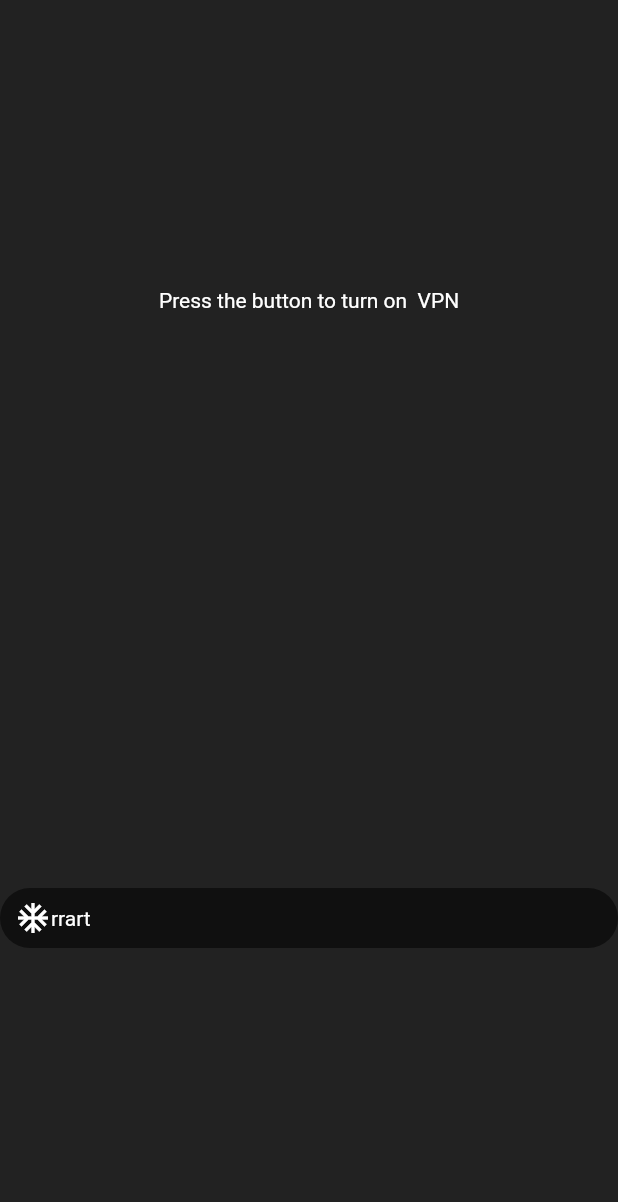
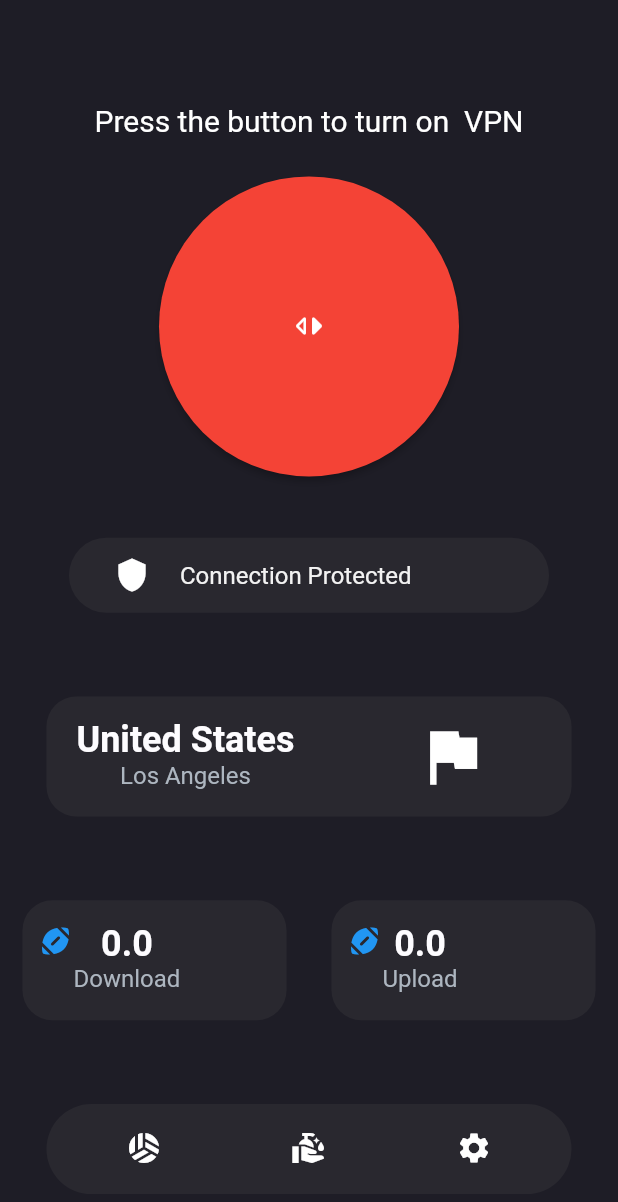
Before and after one commit to Sirbinod/VPN-Mobile-App, a Flutter app: the screen it shows after launch, on a phone screen of 412 x 824 dp. Shown: the top 1202 px of the screen. Run offline on Flutter 3.47's test engine with Material 2 defaults, Android fonts, the phone set to English and light mode, and no system bars.

Commit message:
simple card and button create

```diff
--- a/lib/appConfig/appColor.dart
+++ b/lib/appConfig/appColor.dart
@@ -1,5 +1,10 @@
 import 'package:flutter/material.dart';
 
 class colors {
-  static const Color background = Colors.black87;
+  static const Color background = Color(0xff1e1d26);
+  static const Color reCard = Color(0xff29282f);
+  static const Color singleHeader = Color(0xfff2f2f2);
+  static const Color bigHeading = Color(0xfffdfcff);
+  static const Color subHeading = Color(0xffadb6c0);
+  static const Color pageHeading = Color(0xfff0eff2);
 }
--- a/lib/appConfig/appConstants.dart
+++ b/lib/appConfig/appConstants.dart
@@ -0,0 +1,13 @@
+import 'package:device_shield/appConfig/appColor.dart';
+import 'package:flutter/material.dart';
+
+class constain {
+  static const cardSingleHeading = TextStyle(
+      fontSize: 16.0,
+      fontWeight: FontWeight.normal,
+      color: colors.singleHeader);
+  static const cardBigHeading = TextStyle(
+      fontSize: 24.0, fontWeight: FontWeight.bold, color: colors.bigHeading);
+  static const cardsubHeading = TextStyle(
+      fontSize: 16.0, fontWeight: FontWeight.normal, color: colors.subHeading);
+}
--- a/lib/view/screen/vpn.dart
+++ b/lib/view/screen/vpn.dart
@@ -1,10 +1,14 @@
 import 'package:device_shield/appConfig/appColor.dart';
+import 'package:device_shield/appConfig/appConstants.dart';
+import 'package:device_shield/view/widget/button.dart';
 import 'package:device_shield/view/widget/cart.dart';
+import 'package:device_shield/view/widget/circlPainter.dart';
 import 'package:flutter/material.dart';
 
 class MyApp extends StatelessWidget {
   @override
   Widget build(BuildContext context) {
+    var widget;
     return Scaffold(
         backgroundColor: colors.background,
         body: Container(
@@ -14,23 +18,149 @@ class MyApp extends StatelessWidget {
             child: Column(
               mainAxisAlignment: MainAxisAlignment.spaceAround,
               children: [
+                SizedBox(height: 30.0,),
                 Text(
                   'Press the button to turn on  VPN',
-                  style: TextStyle(color: Colors.white),
+                  style: TextStyle(color: Colors.white,fontSize: 20.0),
+                ),
+                ElevatedButton(
+                  style: ElevatedButton.styleFrom(
+                      shape: CircleBorder(),
+                      primary: Colors.red
+                  ),
+                  child: Container(
+                    width: 200,
+                    height: 200,
+                    alignment: Alignment.center,
+                    decoration: BoxDecoration(shape: BoxShape.circle),
+                    child: Icon(Icons.switch_left_rounded)
+                  ),
+                  onPressed: () {},
                 ),
                 ReCard(
-                    color: Colors.black54,
-                    radius: 20.0,
+                    color: colors.reCard,
+                    cardHeight: 50.0,
+                    cardWidth: 320.0,
+                    radius: 30.0,
+                    vPadding: 8.0,
+                    hPadding: 10.0,
                     card: Row(children: [
+                      SizedBox(
+                        width: 20.0,
+                      ),
                       Icon(
-                        Icons.ac_unit,
+                        Icons.shield,
                         color: Colors.white,
                       ),
+                      SizedBox(
+                        width: 20.0,
+                      ),
                       Text(
-                        'rrart',
-                        style: TextStyle(color: Colors.white),
+                        'Connection Protected',
+                        style: constain.cardSingleHeading,
                       )
-                    ]))
+                    ])),
+                ReCard(
+                    color: colors.reCard,
+                    cardHeight: 80.0,
+                    cardWidth: 350.0,
+                    radius: 20.0,
+                    vPadding: 15.0,
+                    hPadding: 10.0,
+                    card: Row(
+                      children: [
+                        SizedBox(width: 10.0),
+                        Column(
+                          children: [
+                            Row(
+                              children: [
+                                Text(
+                                  "United States",
+                                  style: constain.cardBigHeading,
+                                )
+                              ],
+                            ),
+                            // SizedBox(height: 6.0),
+                            Row(
+                              children: [
+                                Text(
+                                  "Los Angeles",
+                                  style: constain.cardsubHeading,
+                                )
+                              ],
+                            )
+                          ],
+                        ),
+                        SizedBox(
+                          width: 80.0,
+                        ),
+                        Column(
+                          children: [
+                            Icon(
+                              Icons.flag,
+                              color: Colors.white,
+                              size: 50.0,
+                            )
+                          ],
+                        )
+                      ],
+                    ),),
+                Row(children: [Expanded(child: ReCard(color: colors.reCard,
+                  cardHeight: 80.0,
+                  // cardWidth: 350.0,
+                  radius: 20.0,
+                  vPadding: 15.0,
+                  hPadding: 10.0,
+                    card: Row(
+                      children: [
+                        Column(children: [Icon(Icons.sports_football_rounded, color: Colors.blue,),],),
+                        Column(
+                          children: [
+
+                            Row(children: [Text('0.0',style: constain.cardBigHeading,),],),
+                            Row(children: [Text('Download',style: constain.cardsubHeading,)],),
+                          ],
+                        ),
+                      ],
+                    )
+                )),Expanded(child: ReCard(color: colors.reCard,
+                  cardHeight: 80.0,
+                  // cardWidth: 350.0,
+                  radius: 20.0,
+                  vPadding: 15.0,
+                  hPadding: 10.0,card: Row(
+                    children: [
+                      Column(children: [Icon(Icons.sports_football_rounded, color: Colors.blue,),],),
+                      Column(
+                        children: [
+
+                          Row(children: [Text('0.0',style: constain.cardBigHeading,),],),
+                          Row(children: [Text('Upload',style: constain.cardsubHeading,)],),
+                        ],
+                      ),
+                    ],
+                  ),
+                ),
+                ),
+                ],
+                ),
+                ReCard(
+                  color: colors.reCard,
+                  cardHeight: 60.0,
+                  cardWidth: 350.0,
+                  radius: 30.0,
+                  vPadding: 17.0,
+                  hPadding: 10.0,
+
+                  card:  Row(
+                      mainAxisAlignment: MainAxisAlignment.spaceAround,
+                      children: [Column(children: [Icon(Icons.sports_volleyball,color: Colors.white,)],),
+                      Column(children: [Icon(Icons.clean_hands, color: Colors.white)],),
+                        Column(children: [Icon(Icons.settings, color: Colors.white)],),
+                      ],
+                    ),
+
+                )
               ],
             ),
           ),
--- a/lib/view/widget/cart.dart
+++ b/lib/view/widget/cart.dart
@@ -1,16 +1,29 @@
 import 'package:flutter/material.dart';
 
 class ReCard extends StatelessWidget {
-  ReCard({@required this.card, this.color, this.radius = 10.0});
+  ReCard(
+      {@required this.card,
+      this.color,
+      this.radius = 10.0,
+      this.cardHeight = 40.0,
+      this.cardWidth,
+      this.vPadding,
+      this.hPadding});
   final Widget card;
   final Color color;
   final double radius;
+  final double cardHeight;
+  final double cardWidth;
+  final double vPadding;
+  final double hPadding;
   @override
   Widget build(BuildContext context) {
     return Container(
       child: card,
-      padding: EdgeInsets.symmetric(vertical: 8.0, horizontal: 10.0),
-      height: 40.0,
+      width: cardWidth,
+      padding: EdgeInsets.symmetric(vertical: vPadding, horizontal: hPadding),
+      margin: EdgeInsets.all(15.0),
+      height: cardHeight,
       decoration: BoxDecoration(
           color: color, borderRadius: BorderRadius.circular(radius)),
     );
```
Also changed, not shown: lib/view/widget/button.dart (added, +56 -0 lines), lib/view/widget/circlPainter.dart (added, +30 -0 lines), lib/view/widget/curveWave.dart (added, +14 -0 lines), 1 other file.
